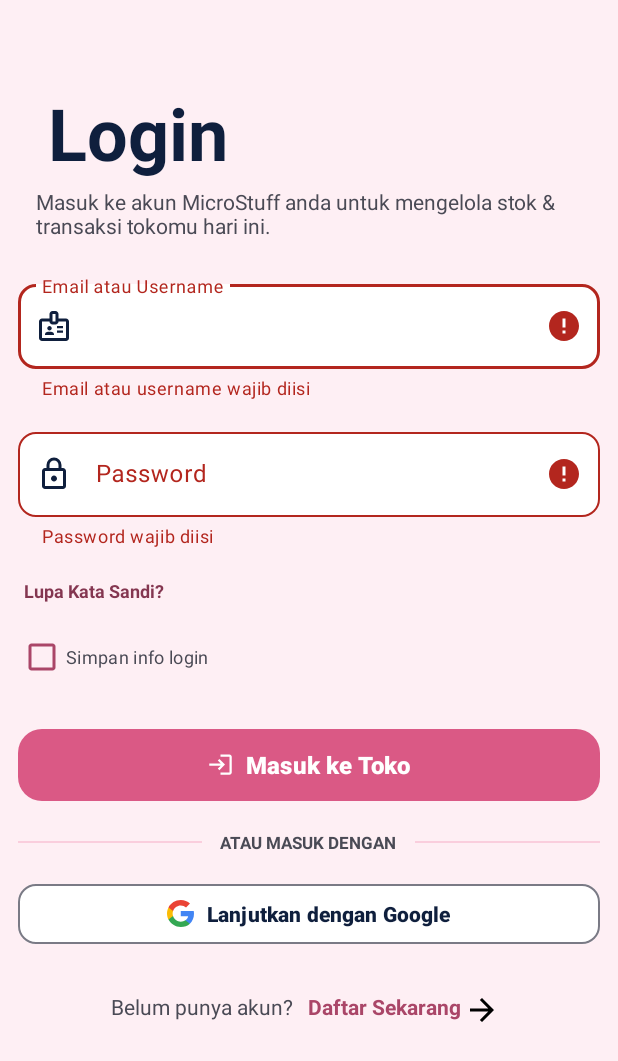
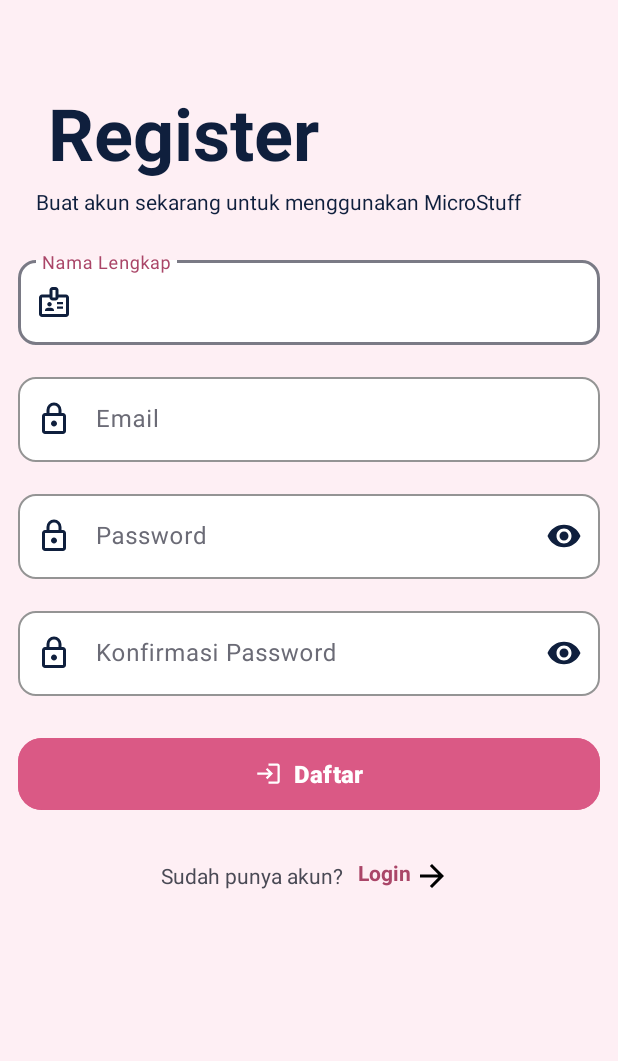
Before and after one commit to rynsstuff/MTS-G5-Project, an Android app: the LoginActivity screen opened directly, with no data from a screen before it, after a tap on "Daftar Sekarang", on a phone screen of 412 x 824 dp. Shown: the top 1061 px of the screen. Run offline under Robolectric (Android 15) with nearby library versions, the phone set to English and light mode, and no system bars; 3 other taps on this screen came first.

Commit message:
register activity done

```diff
--- a/app/src/main/AndroidManifest.xml
+++ b/app/src/main/AndroidManifest.xml
@@ -25,6 +25,10 @@
             android:name=".LoginActivity"
             android:exported="false"
             android:windowSoftInputMode="adjustResize" />
+        <activity
+            android:name=".RegisterActivity"
+            android:exported="false"
+            android:windowSoftInputMode="adjustResize" />
     </application>
 
 </manifest>
--- a/app/src/main/java/com/example/microstuff/LoginActivity.kt
+++ b/app/src/main/java/com/example/microstuff/LoginActivity.kt
@@ -1,5 +1,6 @@
 package com.example.microstuff
 
+import android.content.Intent
 import android.os.Bundle
 import android.widget.Toast
 import androidx.activity.enableEdgeToEdge
@@ -21,20 +22,21 @@ class LoginActivity : AppCompatActivity() {
             insets
         }
 
-        val titleEmail = findViewById<TextInputLayout>(R.id.titleEmail)
-        val titlePass = findViewById<TextInputLayout>(R.id.titlePass)
-        val inEmail = titleEmail.findViewById<TextInputEditText>(R.id.inEmail)
-        val inPass = titlePass.findViewById<TextInputEditText>(R.id.inPass)
+        val tilEmail = findViewById<TextInputLayout>(R.id.tilEmail)
+        val tilPass = findViewById<TextInputLayout>(R.id.tilPass)
+        val inEmail = tilEmail.findViewById<TextInputEditText>(R.id.inEmail)
+        val inPass = tilPass.findViewById<TextInputEditText>(R.id.inPass)
 
         findViewById<MaterialButton>(R.id.btnLogin).setOnClickListener {
             val email = inEmail.text.toString().trim()
             val password = inPass.text.toString()
 
-            titleEmail.error = if(email.isEmpty()) "Email atau username wajib diisi" else null
-            titlePass.error = if(password.isEmpty()) "Password wajib diisi" else null
+            tilEmail.error = if(email.isEmpty()) "Email atau username wajib diisi" else null
+            tilPass.error = if(password.isEmpty()) "Password wajib diisi" else null
 
             if (email.isNotEmpty() && password.isNotEmpty()){
                 Toast.makeText(this, "Login berhasil xxx", Toast.LENGTH_SHORT).show()
+            }
         }
 
         findViewById<MaterialButton>(R.id.btnGoogle).setOnClickListener {
@@ -44,10 +46,7 @@ class LoginActivity : AppCompatActivity() {
             Toast.makeText(this, "Lupa kata sandi", Toast.LENGTH_SHORT).show()
         }
         findViewById<android.view.View>(R.id.register).setOnClickListener {
-                Toast.makeText(this, "Ke halaman Daftar", Toast.LENGTH_SHORT).show()
+            startActivity(Intent(this, RegisterActivity::class.java))
         }
     }
-
-
 }
-}
--- /dev/null
+++ b/app/src/main/java/com/example/microstuff/RegisterActivity.kt
@@ -0,0 +1,67 @@
+package com.example.microstuff
+
+import android.os.Bundle
+import android.util.Patterns
+import android.view.View
+import android.widget.Toast
+import androidx.activity.enableEdgeToEdge
+import androidx.appcompat.app.AppCompatActivity
+import androidx.core.view.ViewCompat
+import androidx.core.view.WindowInsetsCompat
+import com.google.android.material.button.MaterialButton
+import com.google.android.material.textfield.TextInputEditText
+import com.google.android.material.textfield.TextInputLayout
+
+class RegisterActivity : AppCompatActivity() {
+    override fun onCreate(savedInstanceState: Bundle?) {
+        super.onCreate(savedInstanceState)
+        enableEdgeToEdge()
+        setContentView(R.layout.activity_register)
+        ViewCompat.setOnApplyWindowInsetsListener(findViewById(R.id.main)) { v, insets ->
+            val systemBars = insets.getInsets(WindowInsetsCompat.Type.systemBars())
+            v.setPadding(systemBars.left, systemBars.top, systemBars.right, systemBars.bottom)
+            insets
+        }
+
+        val tilName = findViewById<TextInputLayout>(R.id.tilName)
+        val tilEmail = findViewById<TextInputLayout>(R.id.tilEmail)
+        val tilPass = findViewById<TextInputLayout>(R.id.tilPass)
+        val tilConfirm = findViewById<TextInputLayout>(R.id.tilConfirm)
+
+        val inName = findViewById<TextInputEditText>(R.id.inName)
+        val inEmail = findViewById<TextInputEditText>(R.id.inEmail)
+        val inPass = findViewById<TextInputEditText>(R.id.inPass)
+        val inConfirm = findViewById<TextInputEditText>(R.id.inConfirm)
+
+        findViewById<MaterialButton>(R.id.btnRegister).setOnClickListener {
+            val name = inName.text.toString().trim()
+            val email = inEmail.text.toString().trim()
+            val password = inPass.text.toString()
+            val confirm = inConfirm.text.toString()
+
+            tilName.error = if(name.isEmpty()) "Nama lengkap wajib diisi" else null
+
+            tilEmail.error = when{
+                email.isEmpty() -> "Email wajib diisi"
+                !Patterns.EMAIL_ADDRESS.matcher(email).matches() -> "Format email tidak valid" else -> null
+            }
+
+            tilPass.error = when{
+                password.isEmpty() -> "Password wajib diisi"
+                password.length < 6 -> "Password minimal 6 karakter" else -> null
+            }
+
+            tilConfirm.error = when{
+                confirm.isEmpty() -> "Konfirmasi password wajib diisi"
+                confirm != password -> "Konfirmasi password tidak sama" else -> null
+            }
+
+            val valid = listOf(tilName, tilEmail, tilPass, tilConfirm).all {it.error == null}
+            if (valid){
+                Toast.makeText(this, "Registrasi berhasil xxx", Toast.LENGTH_SHORT).show()
+                finish()
+            }
+        }
+        findViewById<View>(R.id.login).setOnClickListener {finish()}
+    }
+}
--- a/app/src/main/res/layout/activity_login.xml
+++ b/app/src/main/res/layout/activity_login.xml
@@ -36,7 +36,7 @@
             android:textSize="14sp"/>
 
         <com.google.android.material.textfield.TextInputLayout
-            android:id="@+id/titleEmail"
+            android:id="@+id/tilEmail"
             style="@style/Widget.Material3.TextInputLayout.OutlinedBox"
             android:layout_width="match_parent"
             android:layout_height="wrap_content"
@@ -60,7 +60,7 @@
         </com.google.android.material.textfield.TextInputLayout>
 
         <com.google.android.material.textfield.TextInputLayout
-            android:id="@+id/titlePass"
+            android:id="@+id/tilPass"
             style="@style/Widget.Material3.TextInputLayout.OutlinedBox"
             android:layout_width="match_parent"
             android:layout_height="wrap_content"
--- /dev/null
+++ b/app/src/main/res/layout/activity_register.xml
@@ -0,0 +1,202 @@
+<?xml version="1.0" encoding="utf-8"?>
+<ScrollView xmlns:android="http://schemas.android.com/apk/res/android"
+    xmlns:app="http://schemas.android.com/apk/res-auto"
+    xmlns:tools="http://schemas.android.com/tools"
+    android:id="@+id/main"
+    android:layout_width="match_parent"
+    android:layout_height="match_parent"
+    android:background="@color/red_50"
+    android:fillViewport="true"
+    tools:context=".RegisterActivity">
+
+    <LinearLayout
+        android:layout_width="match_parent"
+        android:layout_height="wrap_content"
+        android:orientation="vertical"
+        android:paddingHorizontal="12dp"
+        android:paddingTop="56dp"
+        android:paddingBottom="32dp">
+
+        <TextView
+            android:layout_width="wrap_content"
+            android:layout_height="wrap_content"
+            android:layout_marginStart="20dp"
+            android:text="@string/register_title"
+            android:textColor="@color/navy"
+            android:textSize="48sp"
+            android:textStyle="bold"/>
+
+        <TextView
+            android:layout_width="match_parent"
+            android:layout_height="wrap_content"
+            android:layout_marginHorizontal="12dp"
+            android:layout_marginTop="4dp"
+            android:text="@string/register_subtitle"
+            android:textColor="@color/navy"
+            android:textSize="14sp"/>
+
+        <com.google.android.material.textfield.TextInputLayout
+            android:id="@+id/tilName"
+            style="@style/Widget.Material3.TextInputLayout.OutlinedBox"
+            android:layout_width="match_parent"
+            android:layout_height="wrap_content"
+            android:layout_marginTop="24dp"
+            android:hint="@string/hint_full_name"
+            android:textColorHint="@color/text_hint"
+            app:boxBackgroundColor="@color/white"
+            app:boxCornerRadiusBottomEnd="12dp"
+            app:boxCornerRadiusBottomStart="12dp"
+            app:boxCornerRadiusTopEnd="12dp"
+            app:boxCornerRadiusTopStart="12dp"
+            app:boxStrokeColor="@color/gray_border"
+            app:hintTextColor="@color/red_700"
+            app:startIconDrawable="@drawable/ic_badge"
+            app:startIconTint="@color/navy">
+
+            <com.google.android.material.textfield.TextInputEditText
+                android:id="@+id/inName"
+                android:layout_width="match_parent"
+                android:layout_height="wrap_content"
+                android:inputType="textPersonName|textCapWords"
+                android:textColor="@color/navy"
+                android:textSize="16sp"/>
+
+        </com.google.android.material.textfield.TextInputLayout>
+
+        <com.google.android.material.textfield.TextInputLayout
+            android:id="@+id/tilEmail"
+            style="@style/Widget.Material3.TextInputLayout.OutlinedBox"
+            android:layout_width="match_parent"
+            android:layout_height="wrap_content"
+            android:layout_marginTop="16dp"
+            android:hint="@string/hint_email_register"
+            android:textColorHint="@color/text_hint"
+            app:boxBackgroundColor="@color/white"
+            app:boxCornerRadiusBottomEnd="12dp"
+            app:boxCornerRadiusBottomStart="12dp"
+            app:boxCornerRadiusTopEnd="12dp"
+            app:boxCornerRadiusTopStart="12dp"
+            app:boxStrokeColor="@color/gray_border"
+            app:hintTextColor="@color/red_700"
+            app:startIconDrawable="@drawable/ic_lock"
+            app:startIconTint="@color/navy">
+
+            <com.google.android.material.textfield.TextInputEditText
+                android:id="@+id/inEmail"
+                android:layout_width="match_parent"
+                android:layout_height="wrap_content"
+                android:inputType="textEmailAddress"
+                android:textColor="@color/navy"
+                android:textSize="16sp"/>
+
+        </com.google.android.material.textfield.TextInputLayout>
+
+        <com.google.android.material.textfield.TextInputLayout
+            android:id="@+id/tilPass"
+            style="@style/Widget.Material3.TextInputLayout.OutlinedBox"
+            android:layout_width="match_parent"
+            android:layout_height="wrap_content"
+            android:layout_marginTop="16dp"
+            android:hint="@string/hint_password"
+            android:textColorHint="@color/text_hint"
+            app:boxBackgroundColor="@color/white"
+            app:boxCornerRadiusBottomEnd="12dp"
+            app:boxCornerRadiusBottomStart="12dp"
+            app:boxCornerRadiusTopEnd="12dp"
+            app:boxCornerRadiusTopStart="12dp"
+            app:boxStrokeColor="@color/gray_border"
+            app:endIconMode="password_toggle"
+            app:endIconTint="@color/navy"
+            app:hintTextColor="@color/red_700"
+            app:startIconDrawable="@drawable/ic_lock"
+            app:startIconTint="@color/navy">
+
+            <com.google.android.material.textfield.TextInputEditText
+                android:id="@+id/inPass"
+                android:layout_width="match_parent"
+                android:layout_height="wrap_content"
+                android:inputType="textPassword"
+                android:textColor="@color/navy"
+                android:textSize="16sp"/>
+
+        </com.google.android.material.textfield.TextInputLayout>
+
+        <com.google.android.material.textfield.TextInputLayout
+            android:id="@+id/tilConfirm"
+            style="@style/Widget.Material3.TextInputLayout.OutlinedBox"
+            android:layout_width="match_parent"
+            android:layout_height="wrap_content"
+            android:layout_marginTop="16dp"
+            android:hint="@string/hint_confirm_password"
+            android:textColorHint="@color/text_hint"
+            app:boxBackgroundColor="@color/white"
+            app:boxCornerRadiusBottomEnd="12dp"
+            app:boxCornerRadiusBottomStart="12dp"
+            app:boxCornerRadiusTopEnd="12dp"
+            app:boxCornerRadiusTopStart="12dp"
+            app:boxStrokeColor="@color/gray_border"
+            app:endIconMode="password_toggle"
+            app:endIconTint="@color/navy"
+            app:hintTextColor="@color/red_700"
+            app:startIconDrawable="@drawable/ic_lock"
+            app:startIconTint="@color/navy">
+
+            <com.google.android.material.textfield.TextInputEditText
+                android:id="@+id/inConfirm"
+                android:layout_width="match_parent"
+                android:layout_height="wrap_content"
+                android:inputType="textPassword"
+                android:textColor="@color/navy"
+                android:textSize="16sp"/>
+
+        </com.google.android.material.textfield.TextInputLayout>
+
+        <com.google.android.material.button.MaterialButton
+            android:id="@+id/btnRegister"
+            android:layout_width="match_parent"
+            android:layout_height="56dp"
+            android:layout_marginTop="24dp"
+            android:text="@string/register_button"
+            android:textColor="@color/white"
+            android:textSize="16sp"
+            android:textStyle="bold"
+            android:backgroundTint="@color/red_600"
+            app:cornerRadius="16dp"
+            app:icon="@drawable/ic_login"
+            app:iconGravity="textStart"
+            app:iconPadding="8dp"
+            app:iconTint="@color/white"/>
+
+        <LinearLayout
+            android:layout_width="wrap_content"
+            android:layout_height="wrap_content"
+            android:layout_gravity="center_horizontal"
+            android:layout_marginTop="24dp"
+            android:gravity="center_vertical"
+            android:orientation="horizontal">
+
+            <TextView
+                android:layout_width="wrap_content"
+                android:layout_height="wrap_content"
+                android:text="@string/already_have_account"
+                android:textColor="@color/text_secondary"
+                android:textSize="14sp"/>
+
+            <TextView
+                android:id="@+id/login"
+                android:layout_width="wrap_content"
+                android:layout_height="wrap_content"
+                android:layout_marginStart="6dp"
+                android:drawableEnd="@drawable/ic_arrow_forward"
+                android:drawablePadding="2dp"
+                android:padding="4dp"
+                android:text="@string/login"
+                android:textColor="@color/red_700"
+                android:textSize="14sp"
+                android:textStyle="bold"/>
+        </LinearLayout>
+
+
+
+    </LinearLayout>
+</ScrollView>
--- a/app/src/main/res/values/colors.xml
+++ b/app/src/main/res/values/colors.xml
@@ -17,4 +17,5 @@
     <color name="navy">#0F1F3D</color>
     <color name="text_secondary">#4A4A55</color>
     <color name="gray_border">#7A7A85</color>
+    <color name="text_hint">#6B6B76</color>
 </resources>
--- a/app/src/main/res/values/strings.xml
+++ b/app/src/main/res/values/strings.xml
@@ -15,4 +15,11 @@
     <string name="continue_google">Lanjutkan dengan Google</string>
     <string name="no_account">Belum punya akun?</string>
     <string name="register_now">Daftar Sekarang</string>
+
+    <string name="register_title">Register</string>
+    <string name="register_subtitle">Buat akun sekarang untuk menggunakan MicroStuff</string>
+    <string name="hint_full_name">Nama Lengkap</string>
+    <string name="hint_email_register">Email</string>
+    <string name="hint_confirm_password">Konfirmasi Password</string>
+    <string name="register_button">Daftar</string>
 </resources>
```
Also changed, not shown: app/src/main/res/drawable/ilustrasi_toko.png (added). Lines whose indentation alone changed are shown as unchanged.
